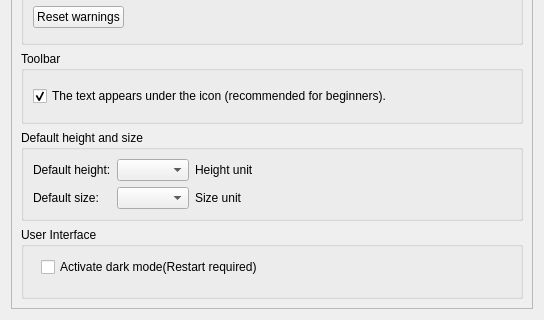
Old version of the form src/app/tape/dialogs/configpages/tapepreferencesconfigurationpage.ui in the repository OpnTec/fashionmaker; both pictures show x 0 to 544 and y 430 to 750 of the 544 by 750 pixel window.
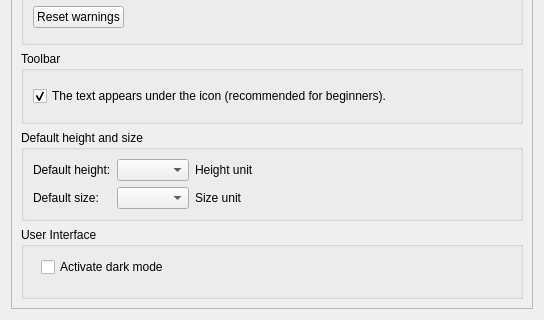
New version of the form.

Commit message:
Warn a user if change in preferences requires restart.
branch : develop

What changed in the file:
```diff
--- a/src/app/tape/dialogs/configpages/tapepreferencesconfigurationpage.ui
+++ b/src/app/tape/dialogs/configpages/tapepreferencesconfigurationpage.ui
@@ -263,7 +263,7 @@
            </rect>
           </property>
           <property name="text">
-           <string>Activate dark mode(Restart required)</string>
+           <string>Activate dark mode</string>
           </property>
          </widget>
         </widget>
```
The commit also changes 5 other files.
